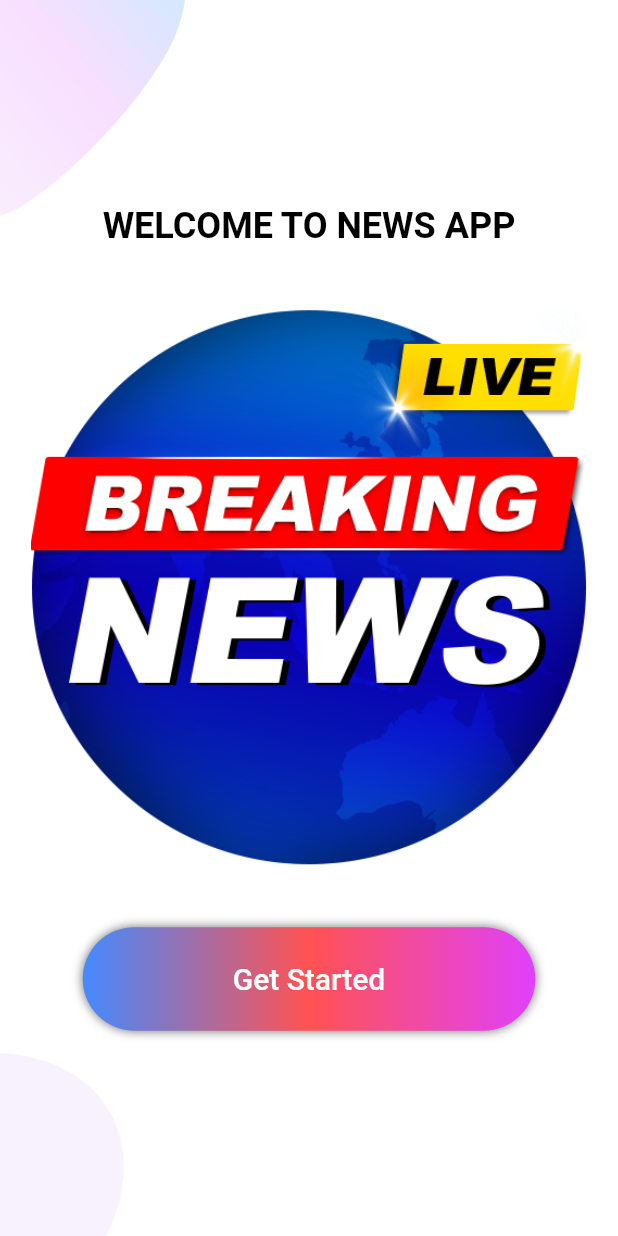
After one commit to TanLocIT200600/do_an_flutter, a Flutter app: the screen it shows after launch, on a phone screen of 412 x 824 dp. The commit adds this screen. Run offline on Flutter 3.47's test engine with Material 2 defaults, Android fonts, the phone set to English and light mode, and no system bars; our stand-ins replace carousel_slider, dio, eva_icons_flutter, flutter_html, rxdart, timeago; missing offline and left inert: fluid_bottom_nav_bar; Roboto replaces fonts that are missing (Muli).

Commit message:
[add] screen welcome

```diff
--- /dev/null
+++ b/lib/components/Welcome/components/backgound.dart
@@ -0,0 +1,40 @@
+import 'package:flutter/material.dart';
+
+class Background extends StatelessWidget {
+  final Widget child;
+  const Background({
+    Key key,
+    @required this.child,
+  }) : super(key: key);
+
+  @override
+  Widget build(BuildContext context) {
+    Size size = MediaQuery.of(context).size;
+    return Container(
+      height: size.height,
+      width: double.infinity,
+      child: Stack(
+        alignment: Alignment.center,
+        children: <Widget>[
+          Positioned(
+            top: 0,
+            left: 0,
+            child: Image.asset(
+              "assets/images/main_top.png",
+              width: size.width * 0.3,
+            ),
+          ),
+          Positioned(
+            bottom: 0,
+            left: 0,
+            child: Image.asset(
+              "assets/images/main_bottom.png",
+              width: size.width * 0.2,
+            ),
+          ),
+          child,
+        ],
+      ),
+    );
+  }
+}
--- /dev/null
+++ b/lib/components/Welcome/components/body.dart
@@ -0,0 +1,73 @@
+import 'package:flutter/material.dart';
+import 'package:flutter_application_1/components/Welcome/components/backgound.dart';
+import 'package:flutter_application_1/screens/mainScreen.dart';
+
+class Body extends StatelessWidget {
+  @override
+  Widget build(BuildContext context) {
+    Size size = MediaQuery.of(context).size;
+    return Background(
+      child: SingleChildScrollView(
+        child: Column(
+          mainAxisAlignment: MainAxisAlignment.center,
+          children: <Widget>[
+            Text(
+              "WELCOME TO NEWS APP",
+              style: TextStyle(
+                color: Colors.black,
+                fontWeight: FontWeight.bold,
+                fontSize: 24,
+              ),
+            ),
+            SizedBox(height: size.height * 0.05),
+            Image.asset(
+              "assets/images/WelcomeLogo.png",
+              height: size.height * 0.45,
+            ),
+            SizedBox(height: size.height * 0.05),
+            DecoratedBox(
+                decoration: BoxDecoration(
+                    gradient: LinearGradient(colors: [
+                      Colors.blueAccent,
+                      Colors.redAccent,
+                      Colors.purpleAccent
+                    ]),
+                    borderRadius: BorderRadius.circular(50),
+                    boxShadow: <BoxShadow>[
+                      BoxShadow(
+                          color: Color.fromRGBO(0, 0, 0, 0.57), blurRadius: 5)
+                    ]),
+                child: ElevatedButton(
+                    style: ElevatedButton.styleFrom(
+                        primary: Colors.transparent,
+                        onSurface: Colors.transparent,
+                        shadowColor: Colors.transparent,
+                        padding:
+                            EdgeInsets.symmetric(horizontal: 100, vertical: 5),
+                        textStyle: TextStyle(
+                            color: Colors.white,
+                            fontSize: 20,
+                            fontWeight: FontWeight.w500)),
+                    onPressed: () {
+                      Navigator.push(
+                        context,
+                        MaterialPageRoute(
+                          builder: (context) {
+                            return MainScreen();
+                          },
+                        ),
+                      );
+                    },
+                    child: Padding(
+                      padding: EdgeInsets.only(
+                        top: 18,
+                        bottom: 18,
+                      ),
+                      child: Text("Get Started"),
+                    )))
+          ],
+        ),
+      ),
+    );
+  }
+}
--- /dev/null
+++ b/lib/components/Welcome/welcome.dart
@@ -0,0 +1,13 @@
+import 'package:flutter/material.dart';
+import '../../constants.dart';
+import '../../models/allinonboardscreen.dart';
+import 'components/body.dart';
+
+class WelcomeScreen extends StatelessWidget {
+  @override
+  Widget build(BuildContext context) {
+    return Scaffold(
+      body: Body(),
+    );
+  }
+}
--- a/lib/main.dart
+++ b/lib/main.dart
@@ -1,4 +1,5 @@
 import 'package:flutter/material.dart';
+import 'package:flutter_application_1/components/Welcome/welcome.dart';
 import 'package:flutter_application_1/constants.dart';
 import 'package:flutter_application_1/routes.dart';
 import 'package:flutter_application_1/screens/mainScreen.dart';
@@ -16,7 +17,8 @@ class MyApp extends StatelessWidget {
       debugShowCheckedModeBanner: false,
       title: 'Flutter Demo',
       theme: theme(),
-      home: MainScreen(),
+      // home: MainScreen(),
+      home: WelcomeScreen(),
       //we use routeName so that we don't need to remember the name
       // initialRoute: CustomBottomNavigation.routeName,
     );
--- /dev/null
+++ b/lib/models/allinonboardscreen.dart
@@ -0,0 +1,6 @@
+class AllinOnboardModel {
+  String imgStr;
+  String description;
+  String titlestr;
+  AllinOnboardModel(this.imgStr, this.description, this.titlestr);
+}
--- a/pubspec.yaml
+++ b/pubspec.yaml
@@ -36,6 +36,7 @@ dependencies:
   flutter_html: ^0.11.1
   url_launcher: ^5.5.0
   fluid_bottom_nav_bar: ^1.3.0
+  # flutter_svg: ^0.20.0
 
 dev_dependencies:
   flutter_test:
@@ -52,7 +53,8 @@ flutter:
   uses-material-design: true
 
   assets:
-    - assets/img/placeholder.jpg
+    - assets/images/
+    - assets/images/placeholder.jpg
     - assets/logos/abc-news.png
     - assets/logos/al-jazeera-english.png
     - assets/logos/ars-technica.png
```
Also changed, not shown: lib/components/splash/components/body.dart (deleted, +0 -109 lines), lib/components/splash/components/splash_content.dart (deleted, +0 -38 lines), lib/components/splash/splash_screen.dart (deleted, +0 -16 lines), lib/constants.dart (+9 -0 lines), assets/images/WelcomeLogo.png (added), assets/images/main_bottom.png (added), assets/images/main_top.png (added), assets/images/placeholder.jpg (renamed from assets/img/placeholder.jpg).
